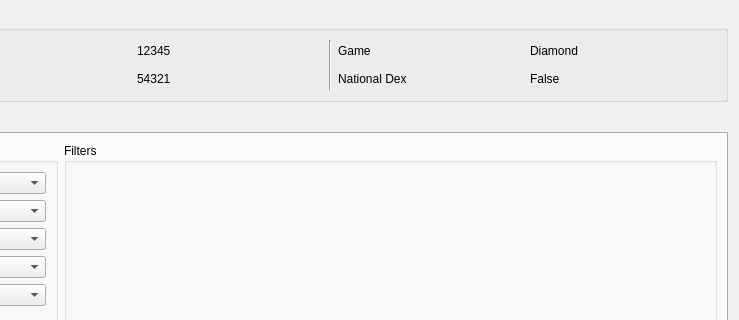
Qt form Source/Form/Gen4/Wild4.ui (Admiral-Fish/PokeFinder) before a commit; both pictures show x 461 to 1200 and y 0 to 320 of the 1200 by 700 pixel window.
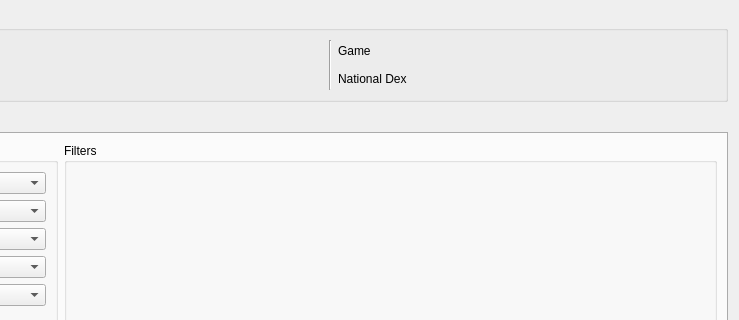
The same form after that commit. Custom widgets are drawn as their Qt base class.

The edit to the form file:
```diff
--- a/Source/Form/Gen4/Wild4.ui
+++ b/Source/Form/Gen4/Wild4.ui
@@ -45,11 +45,7 @@
        </widget>
       </item>
       <item row="1" column="6">
-       <widget class="QLabel" name="labelProfileNationalDexValue">
-        <property name="text">
-         <string>False</string>
-        </property>
-       </widget>
+       <widget class="QLabel" name="labelProfileNationalDexValue"/>
       </item>
       <item row="0" column="0">
        <widget class="QLabel" name="labelProfile">
@@ -59,11 +55,7 @@
        </widget>
       </item>
       <item row="0" column="6">
-       <widget class="QLabel" name="labelProfileGameValue">
-        <property name="text">
-         <string>Diamond</string>
-        </property>
-       </widget>
+       <widget class="QLabel" name="labelProfileGameValue"/>
       </item>
       <item row="0" column="5">
        <widget class="QLabel" name="labelProfileGame">
@@ -73,11 +65,7 @@
        </widget>
       </item>
       <item row="0" column="3">
-       <widget class="QLabel" name="labelProfileTIDValue">
-        <property name="text">
-         <string notr="true">12345</string>
-        </property>
-       </widget>
+       <widget class="QLabel" name="labelProfileTIDValue"/>
       </item>
       <item row="1" column="1">
        <widget class="QPushButton" name="pushButtonProfileManager">
@@ -94,11 +82,7 @@
        </widget>
       </item>
       <item row="1" column="3">
-       <widget class="QLabel" name="labelProfileSIDValue">
-        <property name="text">
-         <string notr="true">54321</string>
-        </property>
-       </widget>
+       <widget class="QLabel" name="labelProfileSIDValue"/>
       </item>
      </layout>
     </widget>
```
Left out of the diff: 6 changed lines with no effect on the pictures.
